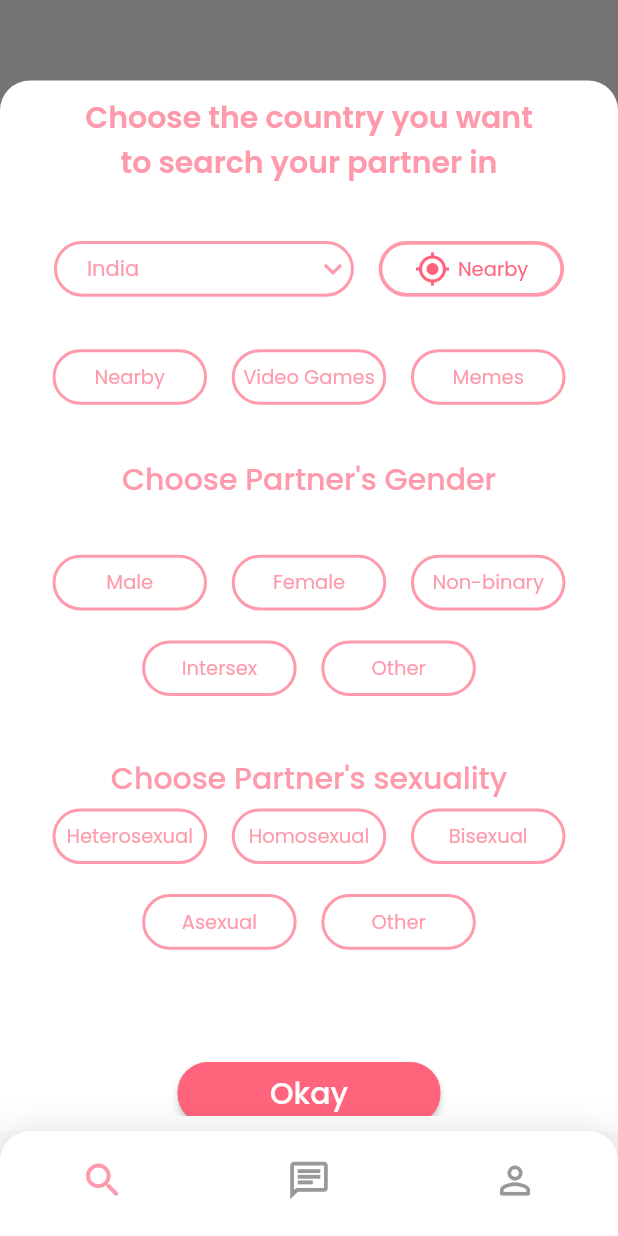
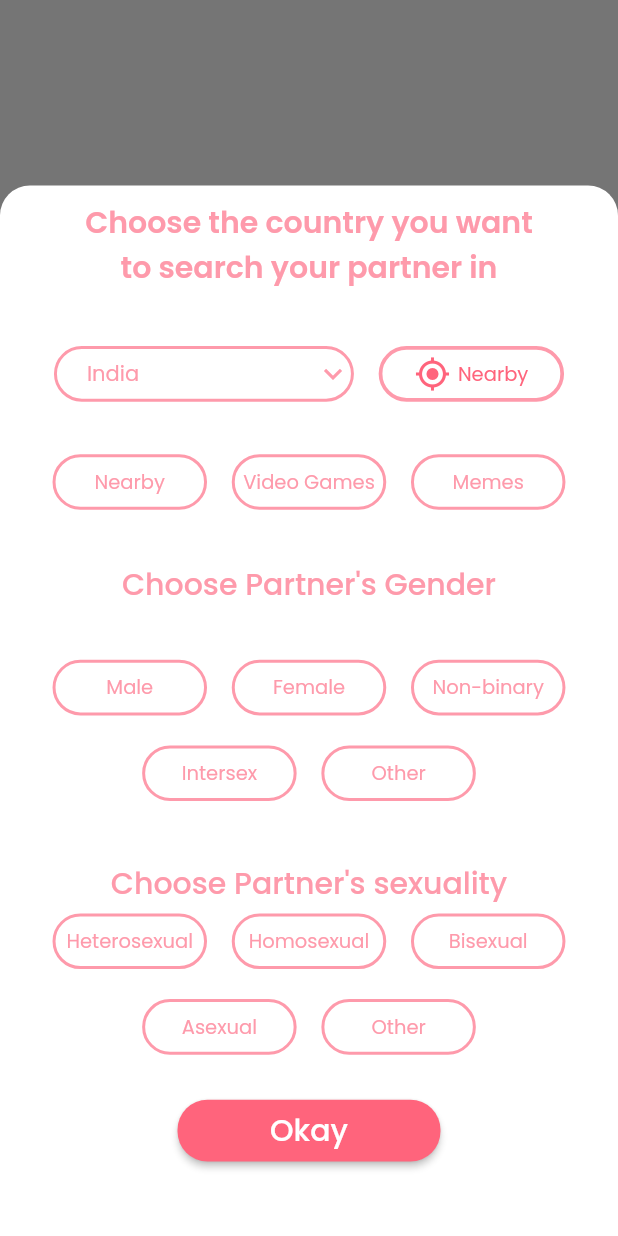
Before and after one commit to Abdulazeez-ojulari/private-chat, a Flutter app: the screen it shows once a user with an empty profile is signed in, after a tap on "Search preferences", on a phone screen of 412 x 824 dp. Run offline on Flutter 3.47's test engine with Material 2 defaults, Android fonts, the phone set to English and light mode, and no system bars; drawn by our look-alikes of dropdown_button2; our stand-ins replace cloud_firestore, firebase_auth, firebase_core, font_awesome_flutter, google_fonts, google_sign_in; accounts and stored records are empty.

Commit message:
Fixed modal bottom sheet overflow error

```diff
--- a/lib/screens/home_page.dart
+++ b/lib/screens/home_page.dart
@@ -79,6 +79,7 @@ class HomePage extends StatelessWidget {
                 onTap: () {
                   //Show modalBottomSheet of Preference settings.
                   showModalBottomSheet(
+                      useRootNavigator: true,
                       backgroundColor: Colors.transparent,
                       isScrollControlled: true,
                       isDismissible: true,
--- a/lib/widgets/preferences/preference_widget.dart
+++ b/lib/widgets/preferences/preference_widget.dart
@@ -207,9 +207,7 @@ class _PreferenceWidgetState extends State<PreferenceWidget> {
               height: 5,
             ),
             partners_sexuality(height: height, width: width),
-            SizedBox(
-              height: height / 11,
-            ),
+            SizedBox(height: 30),
             SizedBox(
               height: height / 20,
               width: width / 2.35,
@@ -235,9 +233,6 @@ class _PreferenceWidgetState extends State<PreferenceWidget> {
                 ),
               ),
             ),
-            const SizedBox(
-              height: 15,
-            )
           ],
         ),
       ),
```
